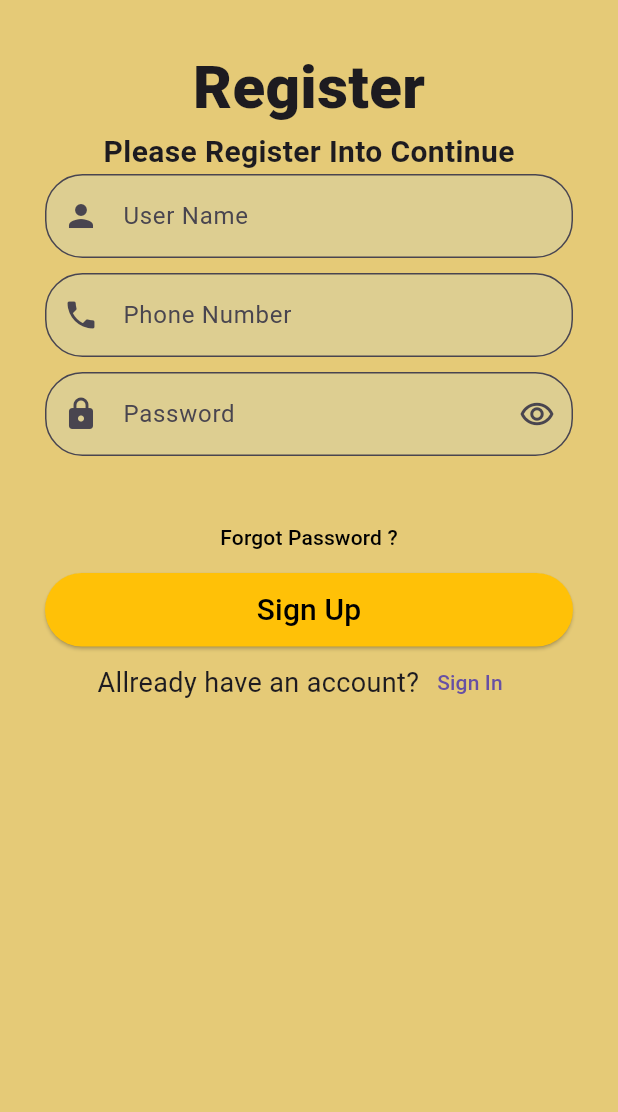
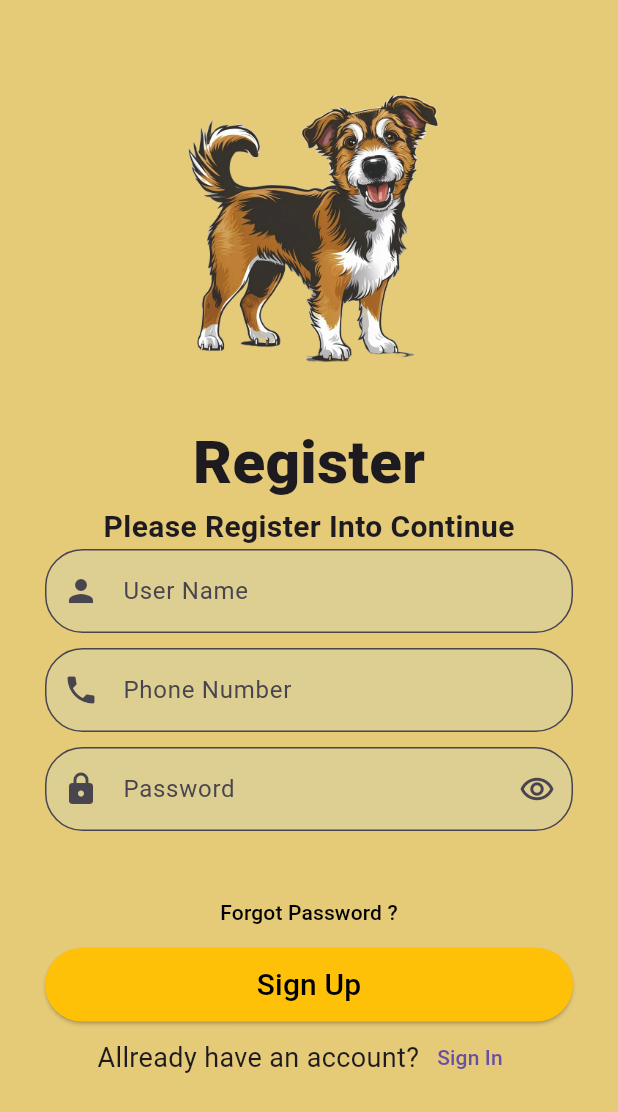
Before and after one commit to Dileesha-Lakshan07/capstone_project, a Flutter app: the screen it shows after launch, on a phone screen of 412 x 824 dp. Shown: the top 1112 px of the screen. Run offline on Flutter 3.47's test engine with Material 3 defaults, Android fonts, the phone set to English and light mode, and no system bars.

Commit message:
Add a picture into login and signin screens.

```diff
--- a/dileesha/frontend/lib/signUp.dart
+++ b/dileesha/frontend/lib/signUp.dart
@@ -16,6 +16,7 @@ class _signUpState extends State<signUp> {
         padding: const EdgeInsets.all(30),
         child: Column(
             children: [
+              _signupImage(context),
               _header(context),
               _inputFeild(context),
               _forgotPassword(context),
@@ -25,6 +26,17 @@ class _signUpState extends State<signUp> {
         ),
       ),
     ),
+    );
+  }
+
+  _signupImage(context){
+    return Center(
+      child: Container(
+        child: const Image(image: AssetImage("assets/loginAndSignin/signin.png"),
+          width: 250,
+          height: 250,
+        ),
+      ),
     );
   }
 
```
Also changed, not shown: dileesha/frontend/lib/login.dart (+10 -0 lines), dileesha/frontend/pubspec.yaml (+3 -4 lines), dileesha/frontend/assets/loginAndSignin/signin.png (added).
